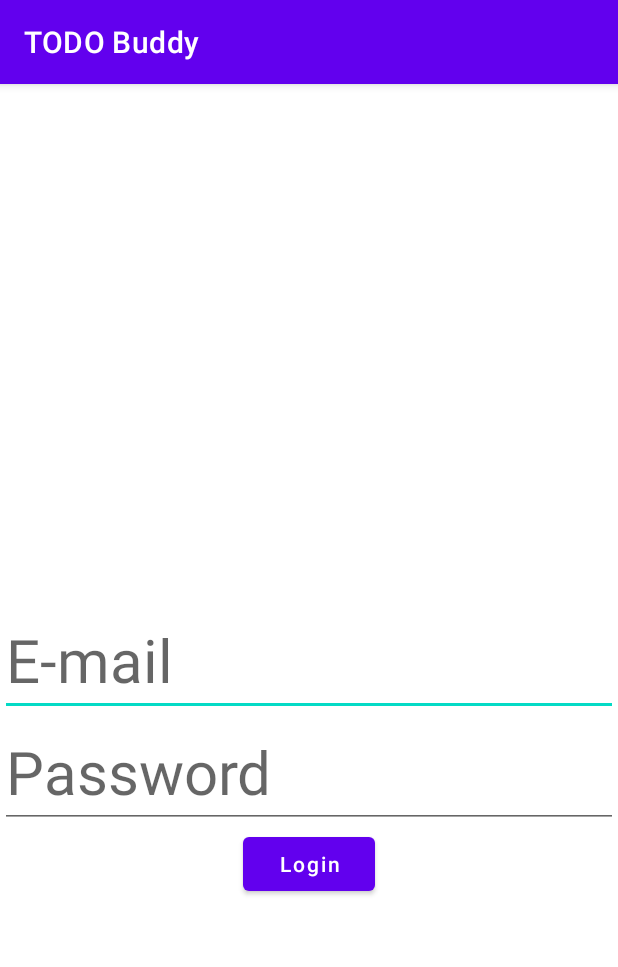
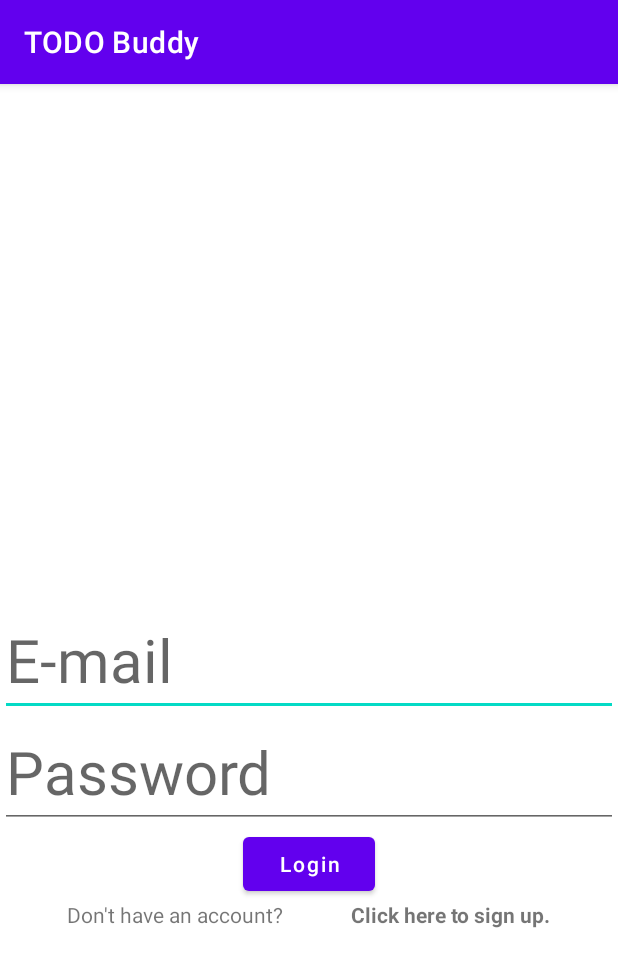
Before and after one commit to menesdurak/TODO_Buddy, an Android app: the screen it shows after launch (MainActivity), on a phone screen of 412 x 824 dp. Shown: the top 967 px of the screen. Run offline under Robolectric (Android 15) with nearby library versions, the phone set to English and light mode, and no system bars.

Commit message:
Added text for navigating to sign up

```diff
--- a/app/src/main/res/layout/fragment_login.xml
+++ b/app/src/main/res/layout/fragment_login.xml
@@ -40,4 +40,23 @@
         app:layout_constraintStart_toStartOf="parent"
         app:layout_constraintTop_toBottomOf="@+id/etPassword"/>
 
+    <TextView
+        android:id="@+id/tvSignUpPast"
+        android:layout_width="wrap_content"
+        android:layout_height="wrap_content"
+        android:text="Don't have an account?"
+        app:layout_constraintStart_toStartOf="parent"
+        app:layout_constraintEnd_toStartOf="@+id/tvSignUp"
+        app:layout_constraintTop_toBottomOf="@+id/btnLogin"/>
+
+    <TextView
+        android:id="@+id/tvSignUp"
+        android:layout_width="wrap_content"
+        android:layout_height="wrap_content"
+        android:text="Click here to sign up."
+        android:textStyle="bold"
+        app:layout_constraintStart_toEndOf="@+id/tvSignUpPast"
+        app:layout_constraintEnd_toEndOf="parent"
+        app:layout_constraintTop_toBottomOf="@+id/btnLogin"/>
+
 </androidx.constraintlayout.widget.ConstraintLayout>
```
